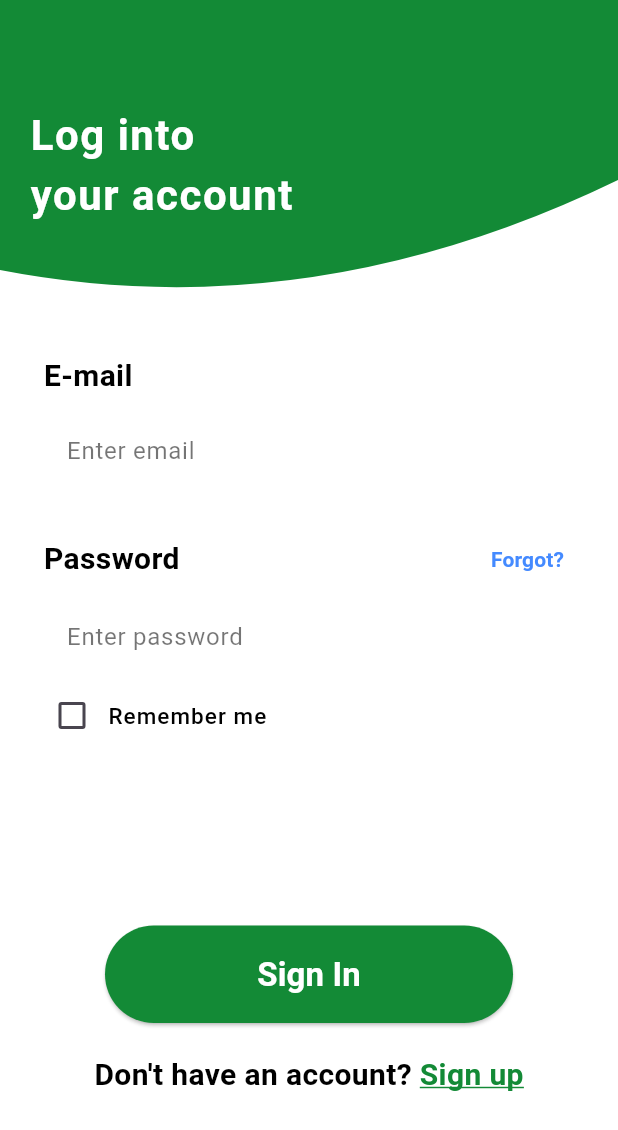
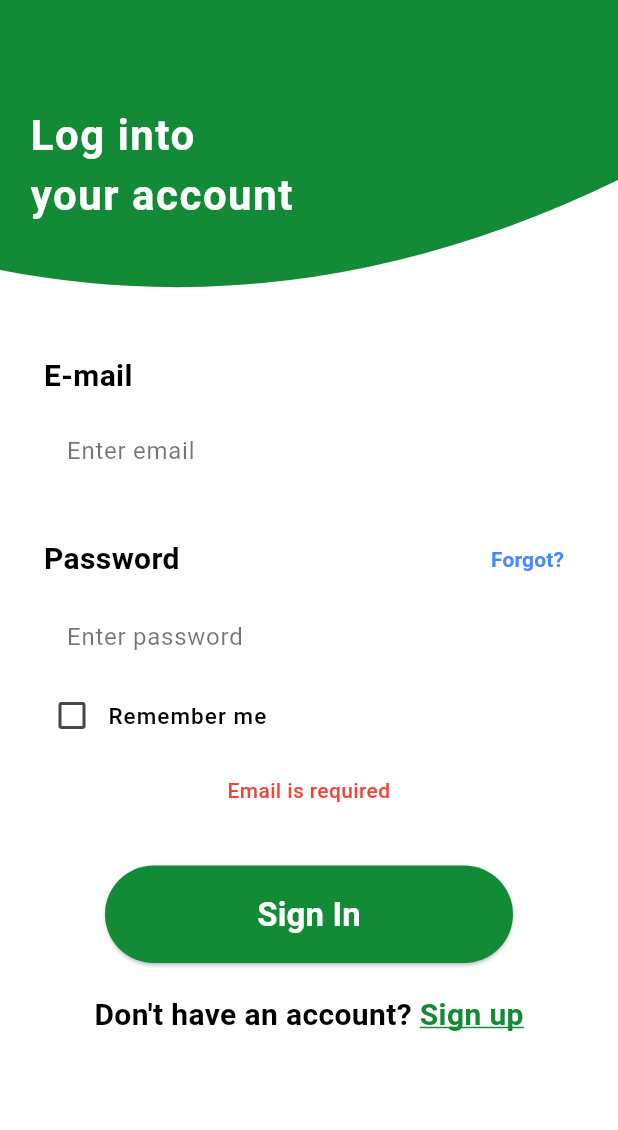
Before and after one commit to BalajiReddy1/apnacharge, a Flutter app: the screen it shows after launch, after a tap on "Sign In", on a phone screen of 412 x 824 dp. Shown: the top 1130 px of the screen. Run offline on Flutter 3.47's test engine with Material 3 defaults, Android fonts, the phone set to English and light mode, and no system bars; our stand-ins replace flutter_dotenv, google_fonts, google_maps_flutter, location, shared_preferences, supabase_flutter; accounts and stored records are empty; Roboto replaces fonts that are missing (Arima, Arimo).

Commit message:
Harden auth: validation, safe errors, loading and lifecycle guards
- Add Validators utility: email/password/name checks and a mapper that turns
  raw auth exceptions into friendly, non-leaky messages
- Login & registration now validate input before the network call and show
  inline errors instead of dumping error.toString()
- Enforce a minimum password strength (8+ chars, letter and digit)
- Guard post-await navigation/setState with `mounted` to avoid crashes
- Wire `_isLoading` into the Sign In / Sign Up buttons (spinner + disabled)

Co-Authored-By: Claude Opus 4.8 <noreply@anthropic.com>
Claude-Session: https://claude.ai/code/session_01H356T5WNvaTg3dNRbQpX8u

```diff
--- a/lib/screens/login_screen.dart
+++ b/lib/screens/login_screen.dart
@@ -1,5 +1,6 @@
 import 'package:ev_app/const/colors.dart';
 import 'package:ev_app/screens/registration_screen.dart';
+import 'package:ev_app/utils/validators.dart';
 import 'package:flutter/material.dart';
 import 'package:google_fonts/google_fonts.dart';
 import 'package:supabase_flutter/supabase_flutter.dart';
@@ -25,30 +26,41 @@ class _LoginScreenState extends State<LoginScreen> {
   }
 
   Future<void> _login() async {
+    // Client-side validation before hitting the network.
+    final email = _emailController.text.trim();
+    final password = _passwordController.text;
+
+    final emailError = Validators.email(email);
+    final passwordError =
+        password.isEmpty ? 'Password is required' : null;
+    if (emailError != null || passwordError != null) {
+      setState(() => _errorMessage = emailError ?? passwordError!);
+      return;
+    }
+
     setState(() {
       _isLoading = true;
       _errorMessage = '';
     });
 
-    final email = _emailController.text.trim();
-    final password = _passwordController.text.trim();
-
     try {
-      // Call Supabase to sign in with email and password.
       await Supabase.instance.client.auth.signInWithPassword(
         email: email,
         password: password,
       );
-      // On successful sign in, navigate to Home screen.
+      if (!mounted) return;
       Navigator.pushReplacementNamed(context, '/home');
     } catch (error) {
+      if (!mounted) return;
       setState(() {
-        _errorMessage = error.toString();
+        _errorMessage = Validators.authError(error);
       });
     } finally {
+      if (mounted) {
         setState(() {
           _isLoading = false;
         });
+      }
     }
   }
 
@@ -176,20 +188,40 @@ class _LoginScreenState extends State<LoginScreen> {
               ),
             ),
 
-            SizedBox(height: 100),
+            // Inline error message (safe, user-friendly).
+            if (_errorMessage.isNotEmpty)
+              Padding(
+                padding: const EdgeInsets.symmetric(horizontal: 24.0),
+                child: Text(
+                  _errorMessage,
+                  textAlign: TextAlign.center,
+                  style: const TextStyle(
+                      color: Colors.red, fontWeight: FontWeight.w500),
+                ),
+              ),
+            SizedBox(height: 40),
             // "Go" Button
             Padding(
               padding: const EdgeInsets.symmetric(horizontal: 70.0),
               child: Container(
                 height: 65,
-                width: 80,
                 child: ElevatedButton(
-                  onPressed: _login,
+                  onPressed: _isLoading ? null : _login,
                   style: ElevatedButton.styleFrom(
                     backgroundColor: AppColors.medgreen,
+                    disabledBackgroundColor: AppColors.medgreen.withOpacity(0.5),
                     padding: EdgeInsets.symmetric(vertical: 16.0),
                   ),
-                  child: Text(
+                  child: _isLoading
+                      ? const SizedBox(
+                          height: 24,
+                          width: 24,
+                          child: CircularProgressIndicator(
+                            color: Colors.white,
+                            strokeWidth: 2.5,
+                          ),
+                        )
+                      : Text(
                           'Sign In',
                           style: GoogleFonts.arima(
                               fontSize: 22,
--- /dev/null
+++ b/lib/utils/validators.dart
@@ -0,0 +1,68 @@
+import 'package:supabase_flutter/supabase_flutter.dart';
+
+/// Input validation and safe error messaging for the auth flows.
+///
+/// Keeping this logic in one place means login and registration validate
+/// identically, and raw backend errors are never shown to end users (which
+/// can leak implementation details).
+class Validators {
+  Validators._();
+
+  static final RegExp _emailRegex =
+      RegExp(r'^[\w.+-]+@[\w-]+\.[\w.-]+$');
+
+  /// Returns an error message for an invalid email, or null if valid.
+  static String? email(String? value) {
+    final v = (value ?? '').trim();
+    if (v.isEmpty) return 'Email is required';
+    if (!_emailRegex.hasMatch(v)) return 'Enter a valid email address';
+    return null;
+  }
+
+  /// Returns an error message for a weak/empty password, or null if valid.
+  static String? password(String? value) {
+    final v = value ?? '';
+    if (v.isEmpty) return 'Password is required';
+    if (v.length < 8) return 'Password must be at least 8 characters';
+    final hasLetter = v.contains(RegExp(r'[A-Za-z]'));
+    final hasDigit = v.contains(RegExp(r'\d'));
+    if (!hasLetter || !hasDigit) {
+      return 'Use at least one letter and one number';
+    }
+    return null;
+  }
+
+  /// Returns an error message for an empty name, or null if valid.
+  static String? name(String? value) {
+    final v = (value ?? '').trim();
+    if (v.isEmpty) return 'Name is required';
+    if (v.length < 2) return 'Enter your full name';
+    return null;
+  }
+
+  /// Maps a caught auth error to a friendly, non-leaky message.
+  static String authError(Object error) {
+    if (error is AuthException) {
+      final msg = error.message.toLowerCase();
+      if (msg.contains('invalid login') ||
+          msg.contains('invalid credentials')) {
+        return 'Incorrect email or password';
+      }
+      if (msg.contains('already registered') ||
+          msg.contains('already exists')) {
+        return 'An account with this email already exists';
+      }
+      if (msg.contains('email not confirmed')) {
+        return 'Please confirm your email before signing in';
+      }
+      if (msg.contains('rate limit') || msg.contains('too many')) {
+        return 'Too many attempts. Please try again later';
+      }
+      // Fall back to Supabase's message for other auth cases — it is
+      // user-facing by design and doesn't expose internals.
+      return error.message;
+    }
+    // Anything else (network, parsing, etc.) stays generic.
+    return 'Something went wrong. Please check your connection and try again';
+  }
+}
```
Also changed, not shown: lib/screens/registration_screen.dart (+46 -24 lines). Lines whose indentation alone changed are shown as unchanged.
